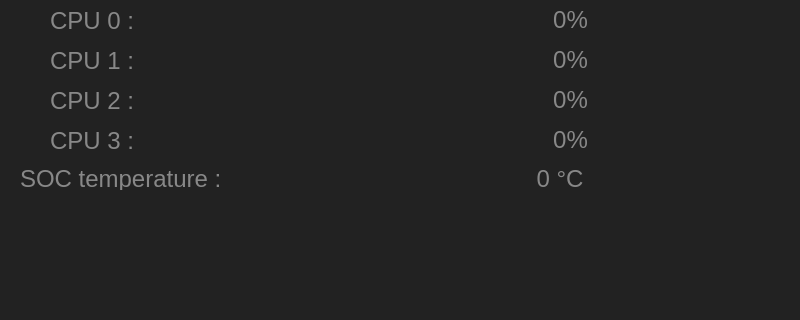
The window that mainwindow.ui (AlexVerschoot/MachineVisionGui) describes before a commit, drawn with Qt 5; both pictures show x 0 to 800 and y 160 to 480 of the 800 by 480 pixel window.
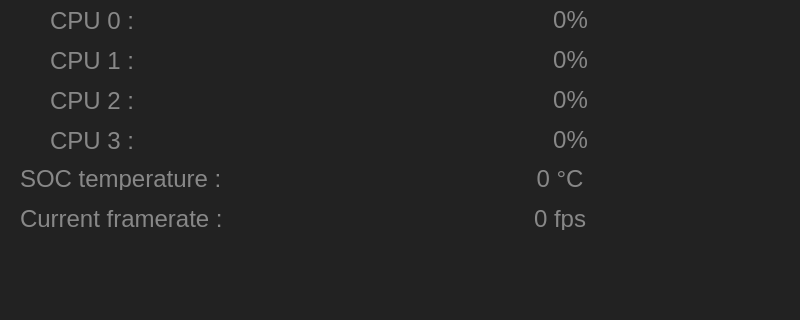
The same window after the commit. The open tabs and pages were chosen to show the change. Icons and pictures are not drawn.

Commit message: now can show the framerate live

```diff
--- a/mainwindow.ui
+++ b/mainwindow.ui
@@ -798,6 +798,54 @@
        <set>Qt::AlignCenter</set>
       </property>
      </widget>
+     <widget class="QLabel" name="label_frameratelabel">
+      <property name="geometry">
+       <rect>
+        <x>20</x>
+        <y>300</y>
+        <width>250</width>
+        <height>22</height>
+       </rect>
+      </property>
+      <property name="font">
+       <font>
+        <pointsize>18</pointsize>
+       </font>
+      </property>
+      <property name="styleSheet">
+       <string notr="true">Color : #888;</string>
+      </property>
+      <property name="text">
+       <string>Current framerate :</string>
+      </property>
+      <property name="alignment">
+       <set>Qt::AlignLeading|Qt::AlignLeft|Qt::AlignVCenter</set>
+      </property>
+     </widget>
+     <widget class="QLabel" name="label_framerate">
+      <property name="geometry">
+       <rect>
+        <x>410</x>
+        <y>300</y>
+        <width>300</width>
+        <height>22</height>
+       </rect>
+      </property>
+      <property name="font">
+       <font>
+        <pointsize>18</pointsize>
+       </font>
+      </property>
+      <property name="styleSheet">
+       <string notr="true">Color : #888;</string>
+      </property>
+      <property name="text">
+       <string>0 fps</string>
+      </property>
+      <property name="alignment">
+       <set>Qt::AlignCenter</set>
+      </property>
+     </widget>
     </widget>
    </widget>
   </widget>
```
Left out of the diff: 6 changed lines with no effect on the pictures. The commit also changes 4 other files.
